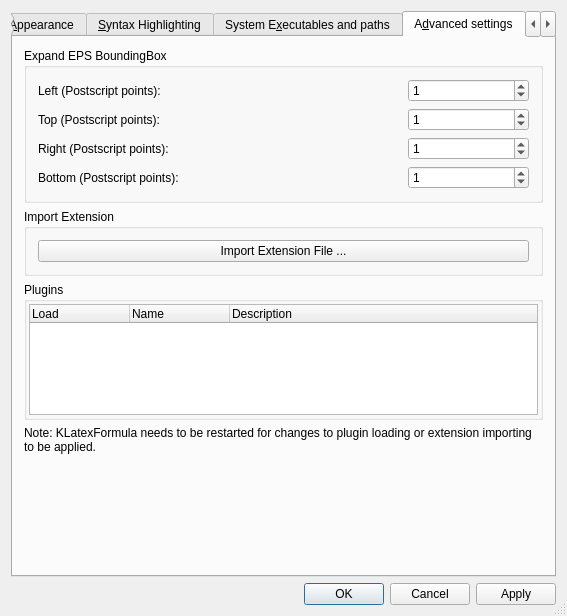
Old version of the form src/klfsettingsui.ui in the repository CryFeiFei/klatexformula.
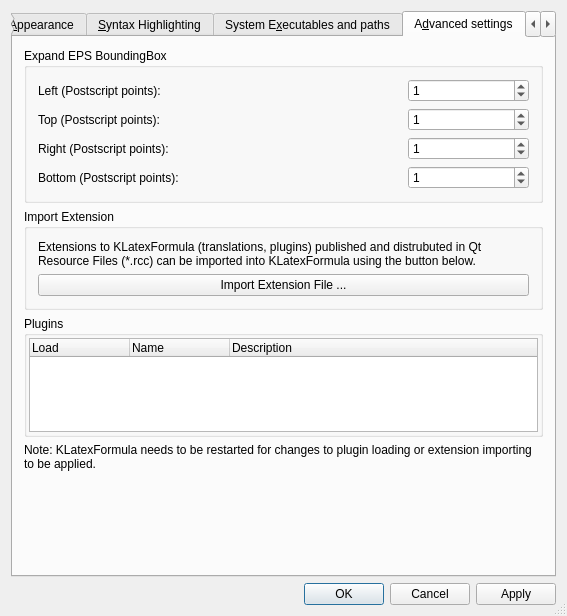
New version of the form. The open tabs and pages were chosen to show the change. Icons and pictures are not drawn. Custom widgets are drawn as their Qt base class.

Commit message: Skin Plugin: now can save custom skins to pluginConfig; KLFPluginConfigAccess object passed to plugin initialize() remains valid throughout the full program execution; + small fixes

```diff
--- a/src/klfsettingsui.ui
+++ b/src/klfsettingsui.ui
@@ -1195,6 +1195,16 @@
           <string>Import Extension</string>
          </property>
          <layout class="QVBoxLayout" name="lyt_gbxExtension">
+          <item>
+           <widget class="QLabel" name="lblImportExtensionFile">
+            <property name="text">
+             <string>Extensions to KLatexFormula (translations, plugins) published and distrubuted in Qt Resource Files (*.rcc) can be imported into KLatexFormula using the button below.</string>
+            </property>
+            <property name="wordWrap">
+             <bool>true</bool>
+            </property>
+           </widget>
+          </item>
           <item>
            <widget class="QPushButton" name="btnImportExtensionFile">
             <property name="text">
```
Left out of the diff: 2 changed lines with no effect on the pictures. The commit also changes 9 other files.
